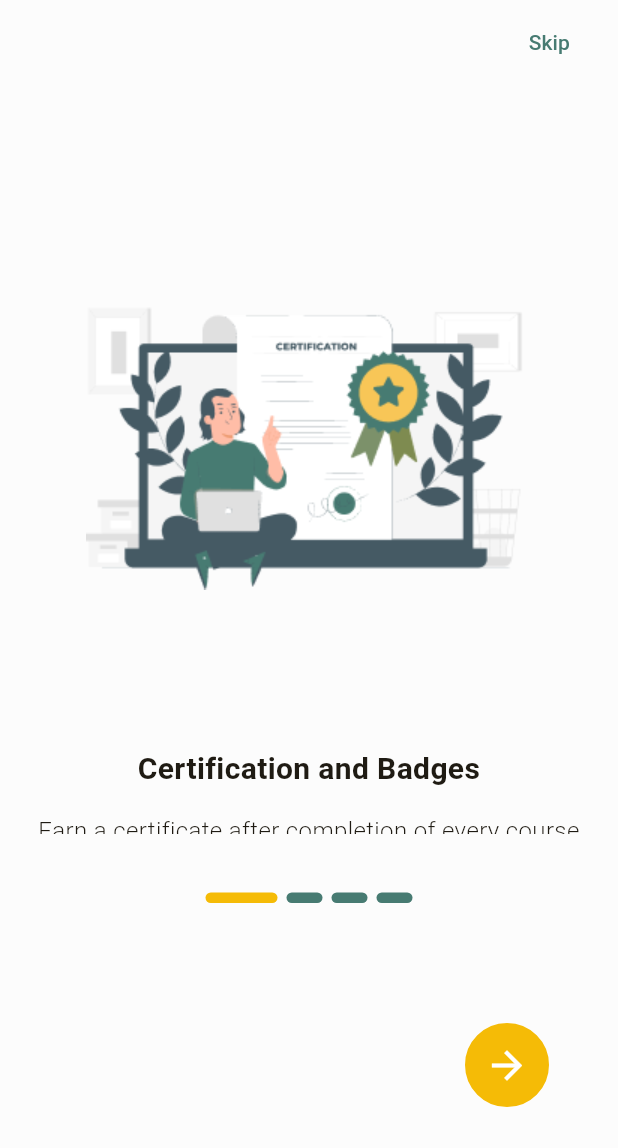
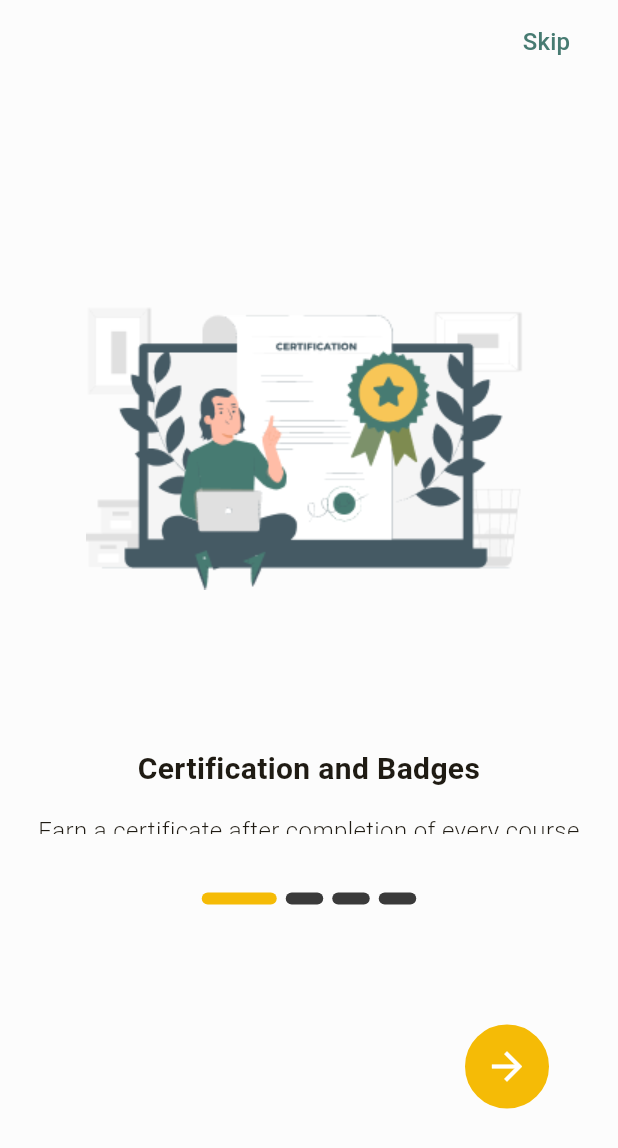
Before and after one commit to mawadaelkashlan/EduVista, a Flutter app: the screen it shows after launch, on a phone screen of 412 x 824 dp. Shown: the top 1148 px of the screen. Run offline on Flutter 3.47's test engine with Material 3 defaults, Android fonts, the phone set to English and light mode, and no system bars; drawn by our look-alikes of smooth_page_indicator.

```diff
--- a/lib/main.dart
+++ b/lib/main.dart
@@ -8,8 +8,6 @@ void main() {
 
 class MyApp extends StatelessWidget {
   const MyApp({super.key});
-
-  // This widget is the root of your application.
   @override
   Widget build(BuildContext context) {
     return MaterialApp(
--- a/lib/pages/onBoardingPage.dart
+++ b/lib/pages/onBoardingPage.dart
@@ -6,6 +6,7 @@ import 'package:flutter/material.dart';
 import 'package:smooth_page_indicator/smooth_page_indicator.dart';
 
 class OnBoardingView extends StatefulWidget {
+  // ignore: use_super_parameters
   const OnBoardingView({Key? key}) : super(key: key);
 
   @override
@@ -56,7 +57,8 @@ class _OnBoardingViewState extends State<OnBoardingView> {
             child: const Padding(
               padding: EdgeInsetsDirectional.only(end: 20),
               child: Text('Skip',
-                  style: TextStyle(color: ColorUtility.secondaryColor)),
+                  style: TextStyle(
+                      color: ColorUtility.secondaryColor, fontSize: 16)),
             ),
           ),
         ],
@@ -105,10 +107,10 @@ class _OnBoardingViewState extends State<OnBoardingView> {
                     SmoothPageIndicator(
                       controller: _pageController,
                       effect: const ExpandingDotsEffect(
-                        dotColor: ColorUtility.secondaryColor,
+                        dotColor: ColorUtility.black,
                         activeDotColor: ColorUtility.primaryColor,
-                        dotHeight: 7,
-                        dotWidth: 24,
+                        dotHeight: 8,
+                        dotWidth: 25,
                         expansionFactor: 2,
                         spacing: 6,
                       ),
--- a/lib/utils/color_utility.dart
+++ b/lib/utils/color_utility.dart
@@ -5,5 +5,6 @@ class ColorUtility{
   static const primaryColor = Color(0xffF5BB06);
   static const secondaryColor = Color(0xff477B72);
   static const grey = Color(0xffE0E0E0);
+  static const black = Color(0xff3A3A3A);
   static const greyArrow = Color(0xffFAFAFA);
 }
```
Also changed, not shown: lib/pages/register_page.dart (added, +10 -0 lines), lib/widgets/default_elevatedButton.dart (added, +30 -0 lines), 1 other file.
